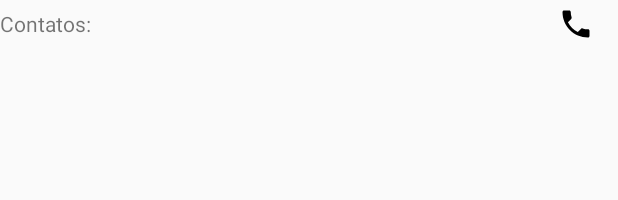
After one commit to ezeqlabs/selltimer, an Android app: the layout linearlayout_telefone.xml on its own in the app's theme, with its tools: preview values and no code run, on a phone screen of 412 x 824 dp. The commit adds this screen. Shown: the top 200 px of the screen. Run offline under Robolectric (Android 15) with nearby library versions, the phone set to English and light mode, and no system bars.

Commit message:
Cria opção de ligar pelo aplicativo

```diff
--- a/app/build.gradle
+++ b/app/build.gradle
@@ -36,6 +36,7 @@ dependencies {
     compile 'com.google.firebase:firebase-core:10.0.1'
     compile 'com.google.firebase:firebase-crash:10.0.1'
     compile 'com.google.android.gms:play-services-ads:10.0.1'
+    compile 'com.github.jksiezni.permissive:permissive:0.1'
 
     androidTestCompile 'com.android.support:support-annotations:25.1.0'
     androidTestCompile 'com.android.support.test.espresso:espresso-core:2.2.2'
--- a/app/src/main/AndroidManifest.xml
+++ b/app/src/main/AndroidManifest.xml
@@ -5,6 +5,7 @@
     <uses-permission android:name="android.permission.RECEIVE_BOOT_COMPLETED"/>
     <uses-permission android:name="android.permission.INTERNET"/>
     <uses-permission android:name="android.permission.ACCESS_NETWORK_STATE"/>
+    <uses-permission android:name="android.permission.CALL_PHONE" />
 
     <application
         android:allowBackup="true"
--- a/app/src/main/java/br/com/ezeqlabs/selltimer/utils/Constantes.java
+++ b/app/src/main/java/br/com/ezeqlabs/selltimer/utils/Constantes.java
@@ -7,6 +7,7 @@ import android.content.pm.PackageManager;
 public class Constantes {
     public static final String CLIENTE_INTENT = "cliente";
     public static final String CONTATO_INTENT = "contato";
+    public static final String TAG_FONE = "fone";
 
     public static String getVersao(Context contexto) throws PackageManager.NameNotFoundException {
         PackageInfo info = contexto.getPackageManager().getPackageInfo(contexto.getPackageName(), 0);
--- /dev/null
+++ b/app/src/main/res/drawable/ic_phone.xml
@@ -0,0 +1,9 @@
+<vector xmlns:android="http://schemas.android.com/apk/res/android"
+        android:width="24dp"
+        android:height="24dp"
+        android:viewportWidth="24.0"
+        android:viewportHeight="24.0">
+    <path
+        android:pathData="M6.62,10.79c1.44,2.83 3.76,5.14 6.59,6.59l2.2,-2.2c0.27,-0.27 0.67,-0.36 1.02,-0.24 1.12,0.37 2.33,0.57 3.57,0.57 0.55,0 1,0.45 1,1V20c0,0.55 -0.45,1 -1,1 -9.39,0 -17,-7.61 -17,-17 0,-0.55 0.45,-1 1,-1h3.5c0.55,0 1,0.45 1,1 0,1.25 0.2,2.45 0.57,3.57 0.11,0.35 0.03,0.74 -0.25,1.02l-2.2,2.2z"
+        android:fillColor="#000000"/>
+</vector>
--- /dev/null
+++ b/app/src/main/res/layout/linearlayout_telefone.xml
@@ -0,0 +1,33 @@
+<?xml version="1.0" encoding="utf-8"?>
+<LinearLayout xmlns:android="http://schemas.android.com/apk/res/android"
+    android:layout_width="match_parent"
+    android:layout_height="wrap_content"
+    android:orientation="horizontal"
+    android:paddingRight="16dp"
+    android:paddingTop="4dp"
+    android:paddingBottom="4dp"
+    >
+
+    <TextView
+        android:id="@+id/telefone_detalhe_cliente"
+        android:layout_width="wrap_content"
+        android:layout_height="wrap_content"
+        android:text="@string/contatos_detalhe_cliente"
+        android:paddingTop="2dp"
+        />
+
+    <View
+        android:layout_width="0dp"
+        android:layout_height="0dp"
+        android:layout_weight="1"
+        />
+
+    <ImageView
+        android:layout_width="wrap_content"
+        android:layout_height="wrap_content"
+        android:src="@drawable/ic_phone"
+        android:tag="fone"
+        android:onClick="ligaCliente"
+        />
+
+</LinearLayout>
--- a/app/src/main/res/values/strings.xml
+++ b/app/src/main/res/values/strings.xml
@@ -4,6 +4,9 @@
     <string name="app_admob_id">ca-app-pub-8736689435854328~9035088790</string>
     <string name="sim">Sim</string>
     <string name="nao">Não</string>
+    <string name="ok">OK</string>
+    <string name="tentar_novamente">Tentar novamente</string>
+    <string name="title_alert_permissao_negada">Permissão negada</string>
 
     <!-- MENUS -->
     <string name="title_clientes_sidemenu">Clientes</string>
@@ -76,6 +79,7 @@
     <string name="texto_alert_deleta_cliente">Realmente deseja excluir este cliente e todas suas informações?</string>
     <string name="cliente_deletado_sucesso">Cliente deletado com sucesso</string>
     <string name="texto_sem_contatos_detalhe">Você ainda não fez contato com esse cliente</string>
+    <string name="texto_alert_permissao_telefone_negada">Sem a sua permissão, não poderemos realizar ligações para seus clientes</string>
 
     <!-- DETALHE CONTATO ACTIVITY -->
     <string name="title_activity_detalhe_contato">Detalhe do contato</string>
```
Also changed, not shown: app/src/main/java/br/com/ezeqlabs/selltimer/DetalheClienteActivity.java (+69 -1 lines).
